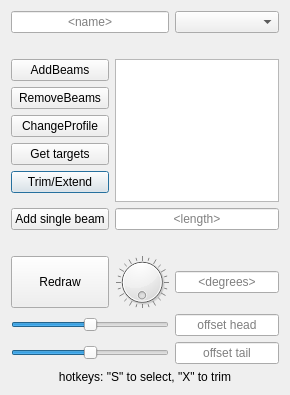
Qt form dialogz/fbranch.ui (hasecilu/dodo) before a commit.
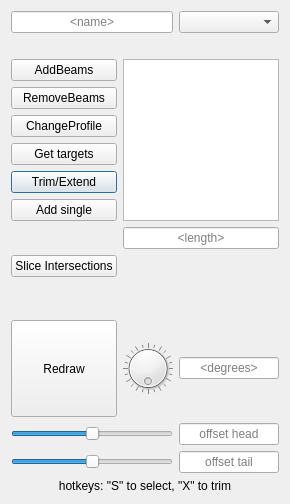
The same form after that commit.

```diff
--- a/dialogz/fbranch.ui
+++ b/dialogz/fbranch.ui
@@ -7,7 +7,7 @@
     <x>0</x>
     <y>0</y>
     <width>290</width>
-    <height>395</height>
+    <height>504</height>
    </rect>
   </property>
   <property name="sizePolicy">
@@ -20,16 +20,6 @@
    <string>FrameBranch Manager</string>
   </property>
   <layout class="QGridLayout" name="gridLayout_2">
-   <item row="11" column="0" colspan="3">
-    <widget class="QLabel" name="lab2">
-     <property name="text">
-      <string>&lt;no target selected&gt;</string>
-     </property>
-     <property name="alignment">
-      <set>Qt::AlignCenter</set>
-     </property>
-    </widget>
-   </item>
    <item row="13" column="2">
     <widget class="QLineEdit" name="editAngle">
      <property name="minimumSize">
@@ -70,13 +60,6 @@
      </property>
     </widget>
    </item>
-   <item row="10" column="0">
-    <widget class="QPushButton" name="btnSingle">
-     <property name="text">
-      <string>Add single beam</string>
-     </property>
-    </widget>
-   </item>
    <item row="6" column="0">
     <widget class="QPushButton" name="btnProfile">
      <property name="text">
@@ -159,31 +142,6 @@
      </property>
     </widget>
    </item>
-   <item row="13" column="1">
-    <widget class="QDial" name="dialAngle">
-     <property name="maximum">
-      <number>359</number>
-     </property>
-     <property name="orientation">
-      <enum>Qt::Horizontal</enum>
-     </property>
-     <property name="invertedAppearance">
-      <bool>false</bool>
-     </property>
-     <property name="invertedControls">
-      <bool>false</bool>
-     </property>
-     <property name="wrapping">
-      <bool>true</bool>
-     </property>
-     <property name="notchTarget">
-      <double>15.000000000000000</double>
-     </property>
-     <property name="notchesVisible">
-      <bool>true</bool>
-     </property>
-    </widget>
-   </item>
    <item row="5" column="0">
     <widget class="QPushButton" name="btnRemove">
      <property name="text">
@@ -218,6 +176,68 @@
      </property>
     </widget>
    </item>
+   <item row="11" column="1" colspan="2">
+    <widget class="QLabel" name="lab2">
+     <property name="text">
+      <string>&lt;no target selected&gt;</string>
+     </property>
+     <property name="alignment">
+      <set>Qt::AlignCenter</set>
+     </property>
+    </widget>
+   </item>
+   <item row="11" column="0">
+    <widget class="QPushButton" name="slicebtn">
+     <property name="text">
+      <string>Slice Intersections</string>
+     </property>
+    </widget>
+   </item>
+   <item row="13" column="1">
+    <widget class="QDial" name="dialAngle">
+     <property name="maximum">
+      <number>359</number>
+     </property>
+     <property name="orientation">
+      <enum>Qt::Horizontal</enum>
+     </property>
+     <property name="invertedAppearance">
+      <bool>false</bool>
+     </property>
+     <property name="invertedControls">
+      <bool>false</bool>
+     </property>
+     <property name="wrapping">
+      <bool>true</bool>
+     </property>
+     <property name="notchTarget">
+      <double>15.000000000000000</double>
+     </property>
+     <property name="notchesVisible">
+      <bool>true</bool>
+     </property>
+    </widget>
+   </item>
+   <item row="12" column="0">
+    <spacer name="verticalSpacer">
+     <property name="orientation">
+      <enum>Qt::Vertical</enum>
+     </property>
+     <property name="sizeHint" stdset="0">
+      <size>
+       <width>20</width>
+       <height>40</height>
+      </size>
+     </property>
+    </spacer>
+   </item>
+   <item row="9" column="0">
+    <widget class="QPushButton" name="btnSingle">
+     <property name="text">
+      <string>Add single</string>
+     </property>
+    </widget>
+   </item>
   </layout>
  </widget>
  <resources/>
```
